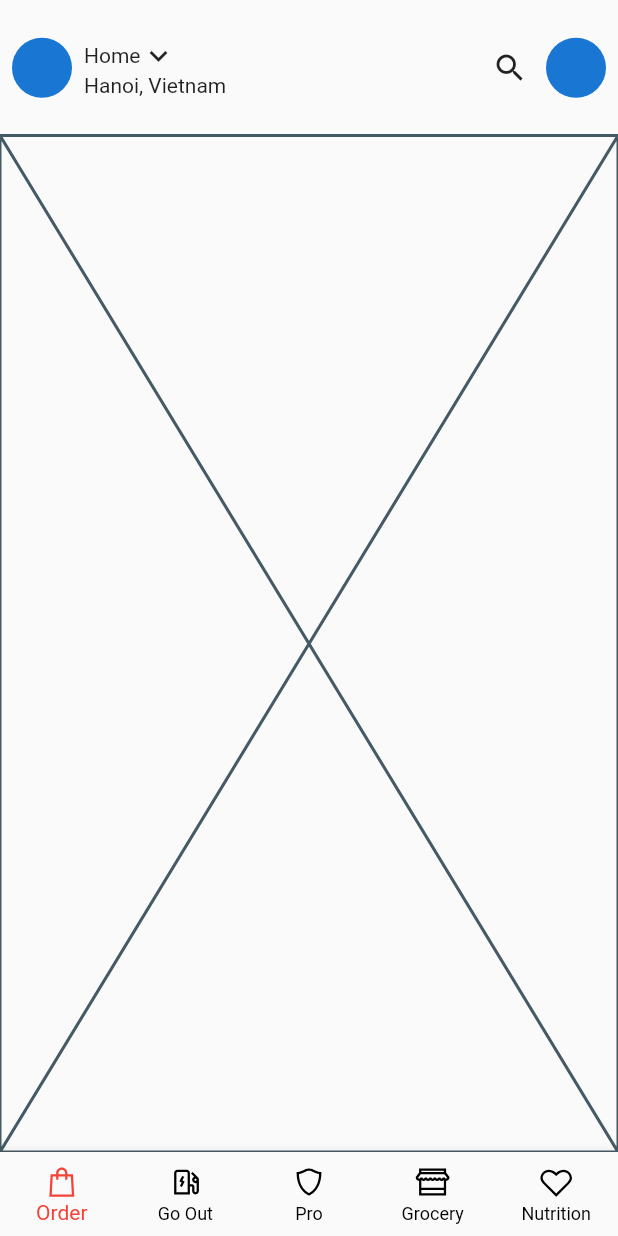
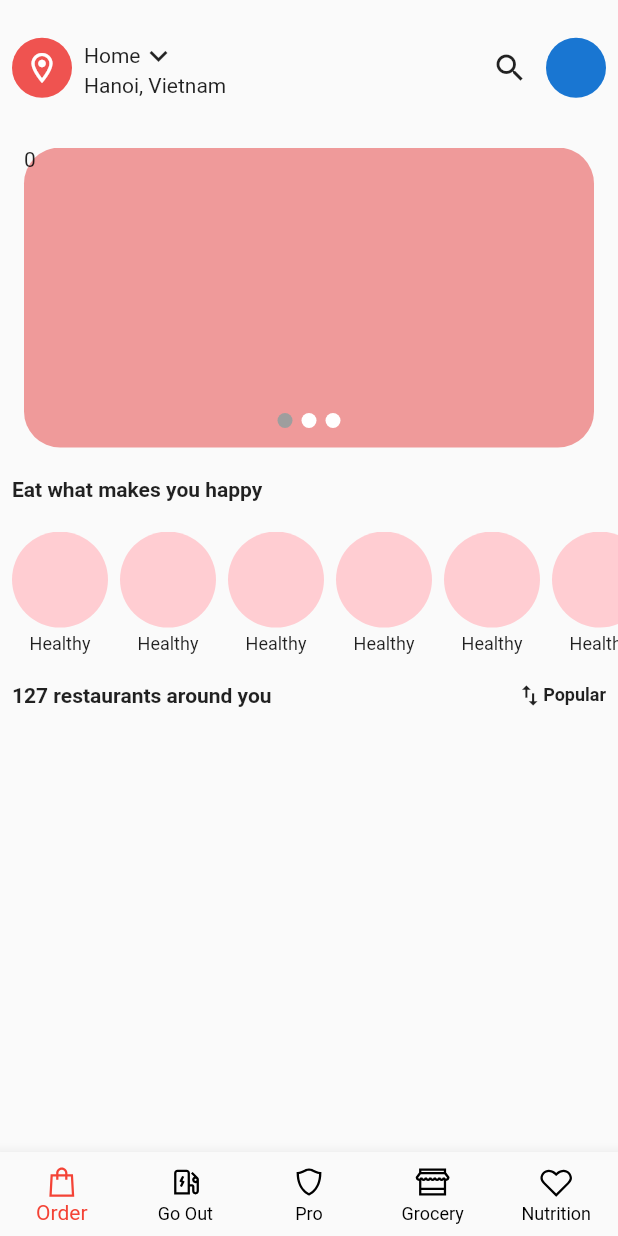
Before and after one commit to QD1221/food_delivery_app, a Flutter app: the screen it shows after launch, on a phone screen of 412 x 824 dp. Run offline on Flutter 3.47's test engine with Material 2 defaults, Android fonts, the phone set to English and light mode, and no system bars; drawn by our look-alikes of card_swiper; our stand-ins replace get, line_icons.

Commit message:
3rd commit

```diff
--- a/lib/ui/order_page.dart
+++ b/lib/ui/order_page.dart
@@ -1,3 +1,4 @@
+import 'package:card_swiper/card_swiper.dart';
 import 'package:flutter/material.dart';
 
 class OrderPage extends StatefulWidget {
@@ -19,7 +20,11 @@ class _OrderPageState extends State<OrderPage> {
             child: Row(
               crossAxisAlignment: CrossAxisAlignment.center,
               children: [
-                CircleAvatar(),
+                CircleAvatar(
+                  backgroundColor: Colors.red[400],
+                  foregroundColor: Colors.white,
+                  child: Icon(Icons.location_on_outlined),
+                ),
                 Padding(
                   padding: const EdgeInsets.symmetric(horizontal: 8),
                   child: Column(
@@ -37,7 +42,10 @@ class _OrderPageState extends State<OrderPage> {
                   ),
                 ),
                 Spacer(),
-                IconButton(onPressed: (){}, icon: Icon(Icons.search)),
+                IconButton(
+                  onPressed: () {},
+                  icon: Icon(Icons.search),
+                ),
                 CircleAvatar(),
               ],
             ),
@@ -45,7 +53,101 @@ class _OrderPageState extends State<OrderPage> {
         ),
         Expanded(
           flex: 15,
-          child: Placeholder(),
+          child: SingleChildScrollView(
+            child: Column(
+              crossAxisAlignment: CrossAxisAlignment.start,
+              children: [
+                Padding(
+                  padding:
+                      const EdgeInsets.symmetric(horizontal: 8, vertical: 8),
+                  child: SizedBox(
+                    height: 200,
+                    child: Swiper(
+                      outer: false,
+                      itemCount: 3,
+                      itemBuilder: (context, index) {
+                        return Padding(
+                          padding: const EdgeInsets.symmetric(horizontal: 8),
+                          child: Container(
+                            decoration: BoxDecoration(
+                              color: Colors.red[200],
+                              borderRadius: BorderRadius.circular(24),
+                            ),
+                            child: Text('$index'),
+                          ),
+                        );
+                      },
+                      pagination: SwiperPagination(
+                          builder: DotSwiperPaginationBuilder(
+                        activeColor: Colors.grey,
+                        color: Colors.white,
+                      )),
+                    ),
+                  ),
+                ),
+                Padding(
+                  padding:
+                      const EdgeInsets.symmetric(horizontal: 8, vertical: 12),
+                  child: Text(
+                    'Eat what makes you happy',
+                    style: TextStyle(fontWeight: FontWeight.bold),
+                  ),
+                ),
+                Padding(
+                  padding: EdgeInsets.only(left: 8, top: 8, bottom: 8),
+                  child: SizedBox(
+                    height: 84,
+                    child: ListView.builder(
+                      itemCount: 8,
+                      itemBuilder: (context, index) {
+                        return Padding(
+                          padding: const EdgeInsets.only(right: 8),
+                          child: Column(
+                            children: [
+                              CircleAvatar(
+                                radius: 32,
+                                backgroundColor: Colors.red[100],
+                              ),
+                              SizedBox(
+                                height: 4,
+                              ),
+                              Text(
+                                'Healthy',
+                                style: TextStyle(fontSize: 12),
+                              )
+                            ],
+                          ),
+                        );
+                      },
+                      scrollDirection: Axis.horizontal,
+                    ),
+                  ),
+                ),
+                Padding(
+                  padding:
+                      const EdgeInsets.symmetric(horizontal: 8, vertical: 8),
+                  child: Row(
+                    children: [
+                      Text(
+                        '127 restaurants around you',
+                        style: TextStyle(fontWeight: FontWeight.bold),
+                      ),
+                      Spacer(),
+                      Icon(
+                        Icons.import_export_outlined,
+                        size: 18,
+                      ),
+                      Text(
+                        'Popular',
+                        style: TextStyle(
+                            fontWeight: FontWeight.bold, fontSize: 12),
+                      ),
+                    ],
+                  ),
+                )
+              ],
+            ),
+          ),
         ),
       ],
     );
--- a/pubspec.yaml
+++ b/pubspec.yaml
@@ -11,6 +11,7 @@ dependencies:
   cupertino_icons: ^1.0.2
   get: ^4.3.8
   line_icons: ^2.0.1
+  card_swiper: ^1.0.4
 dev_dependencies:
   flutter_test:
     sdk: flutter
```
Also changed, not shown: pubspec.lock.
